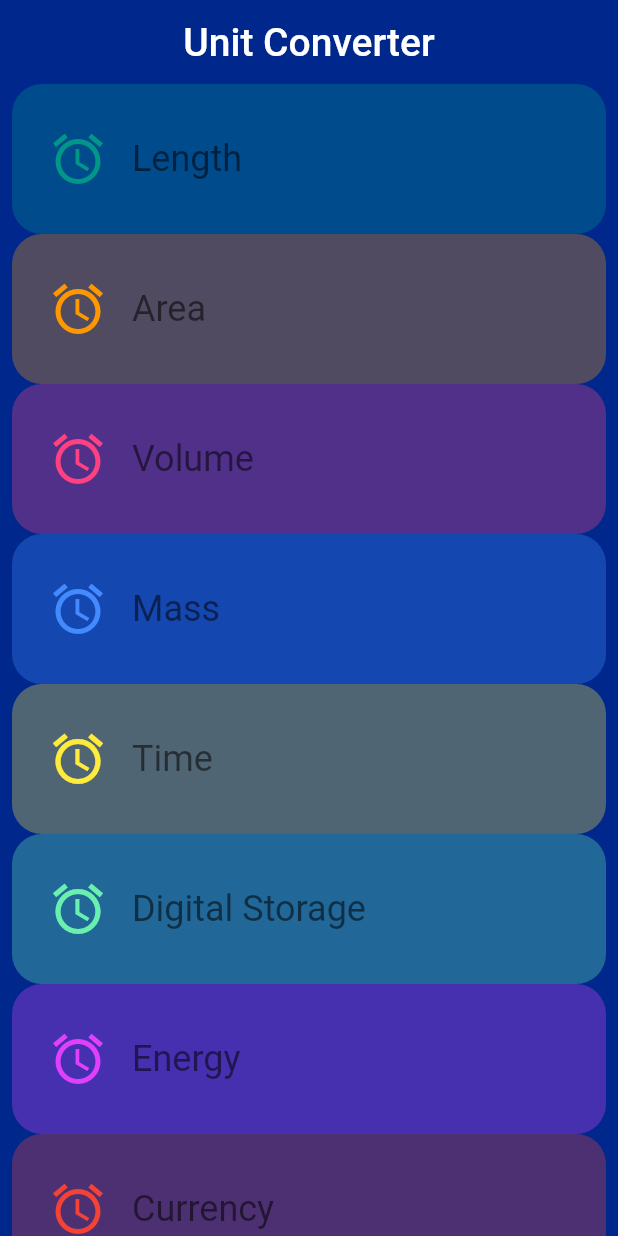
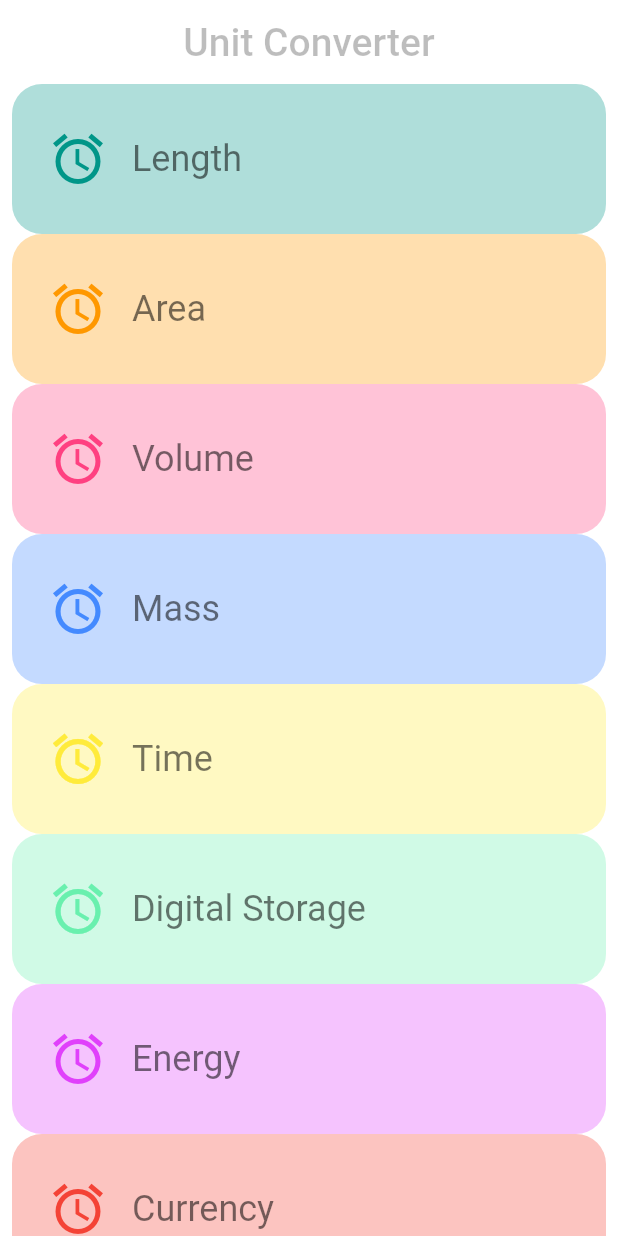
Before and after one commit to ba6ba/Udacity-course-Flutter, a Flutter app: the screen it shows after launch, on a phone screen of 412 x 824 dp. Run offline on Flutter 3.47's test engine with Material 2 defaults, Android fonts, the phone set to English and light mode, and no system bars.

Commit message:
update bg color

```diff
--- a/lib/category_screen.dart
+++ b/lib/category_screen.dart
@@ -2,7 +2,7 @@
 import 'package:flutterudacityapp/category.dart';
 import 'package:flutterudacityapp/unit.dart';
 
-const _backgroundColor = Color.fromRGBO(0, 40, 140, 30);
+const _backgroundColor = Colors.white;
 
 class CategoryRoute extends StatelessWidget {
 
@@ -69,7 +69,7 @@
       backgroundColor: _backgroundColor,
       title: Text('Unit Converter',
         style: TextStyle(
-          color: Colors.white,
+          color: Colors.black26,
           fontSize: 26.0
         ),
       ),
```
